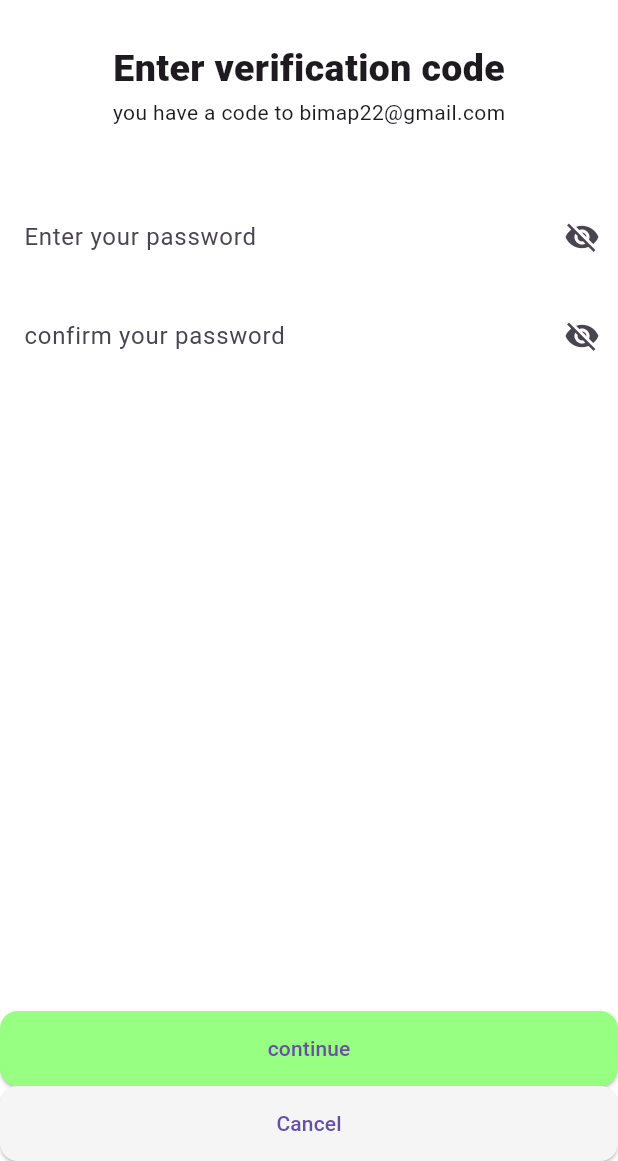
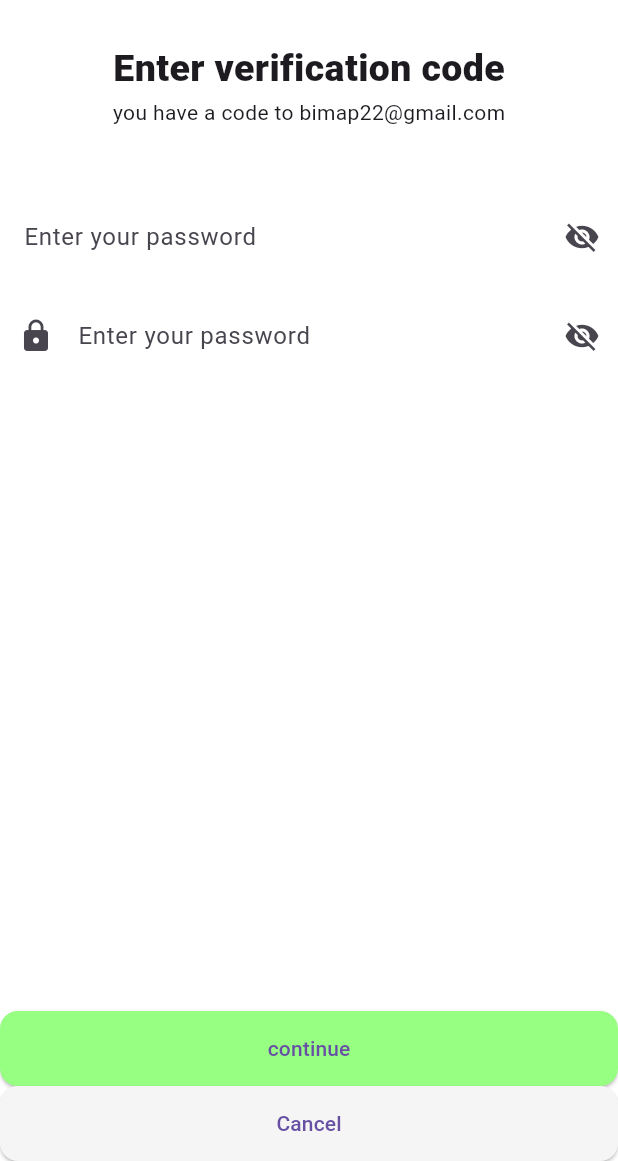
Before and after one commit to KALU56/friday_code_night, a Flutter app: the Verification screen opened directly, after a tap on "Verify Now", on a phone screen of 412 x 824 dp, the part 75-1236 px from its top. Run offline on Flutter 3.47's test engine with Material 3 defaults, Android fonts, the phone set to English and light mode, and no system bars; our stand-ins replace google_fonts.

Commit message:
feat: add in forgot password page textplace and  contnue and cancel button

```diff
--- a/splash_and_onboarding/lib/screens/Reset_password.dart
+++ b/splash_and_onboarding/lib/screens/reset_password.dart
@@ -90,22 +90,21 @@ class _ResetPasswordState extends State<ResetPassword> {
                       ),
                     ),
                     SizedBox(height: 10),
-                    TextField(
+                  TextField(
                       obscureText: _obscurePassword,
                       decoration: InputDecoration(
-                        hintText: 'confirm your password',
+                        hintText: 'Enter your password',
+                        prefixIcon: const Icon(Icons.lock),
                         enabledBorder: OutlineInputBorder(
                           borderRadius: BorderRadius.circular(12),
-                          borderSide: BorderSide(
-                            color: const Color.fromARGB(255, 255, 255, 255),
+                          borderSide: const BorderSide(
+                            color: Color.fromARGB(255, 255, 255, 255),
                             width: 1.5,
                           ),
                         ),
                         suffixIcon: IconButton(
                           icon: Icon(
-                            _obscurePassword
-                                ? Icons.visibility_off
-                                : Icons.visibility,
+                            _obscurePassword ? Icons.visibility_off : Icons.visibility,
                           ),
                           onPressed: () {
                             setState(() {
--- a/splash_and_onboarding/lib/screens/verification.dart
+++ b/splash_and_onboarding/lib/screens/verification.dart
@@ -1,6 +1,6 @@
 import 'package:flutter/material.dart';
 import '../core/assets.dart';
-import './Reset_password.dart';
+import 'reset_password.dart';
 class Verification extends StatelessWidget {
   const Verification({super.key});
 
@@ -52,28 +52,7 @@ class Verification extends StatelessWidget {
             ],
           ),
           SizedBox(height: 25),
-         Row(
-            mainAxisAlignment: MainAxisAlignment.spaceEvenly,
-            children: List.generate(4, (index) {
-              return SizedBox(
-                width: 60,
-                height: 60,
-                child: TextField(
-                  textAlign: TextAlign.center,
-                  style: const TextStyle(fontSize: 24, fontWeight: FontWeight.bold),
-                  maxLength: 1,
-                  keyboardType: TextInputType.number,
-                  decoration: InputDecoration(
-                    counterText: '', // Removes the maxLength counter
-                    border: OutlineInputBorder(
-                      borderRadius: BorderRadius.circular(12),
-                      borderSide: const BorderSide(color: Colors.grey),
-                    ),
-                  ),
-                ),
-              );
-            }),
-          ),
+
 
                     const Spacer(),
                 ElevatedButton(
```
